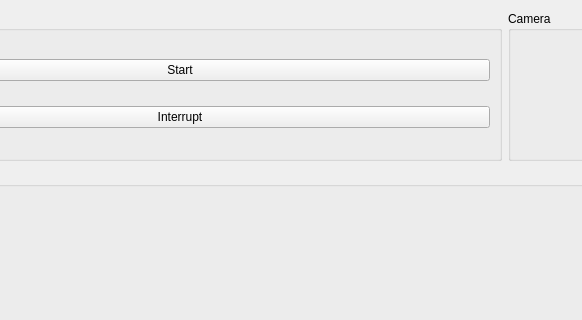
This is AntCamMS/ant_watch_plot.ui in fullerene12/AntCam as Qt 5 draws it before an edit; both pictures show x 406 to 988 and y 0 to 320 of the 1075 by 978 pixel window. The edited form follows.
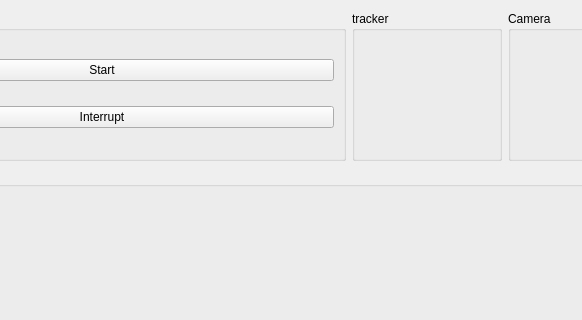
This is the edited form.

What changed in the file:
```diff
--- a/AntCamMS/ant_watch_plot.ui
+++ b/AntCamMS/ant_watch_plot.ui
@@ -20,7 +20,7 @@
    <string notr="true"/>
   </property>
   <layout class="QGridLayout" name="gridLayout_2" rowstretch="0,0,0">
-   <item row="0" column="2">
+   <item row="0" column="3">
     <widget class="QGroupBox" name="track_cam_groupBox">
      <property name="sizePolicy">
       <sizepolicy hsizetype="Fixed" vsizetype="Fixed">
@@ -55,7 +55,7 @@
      <layout class="QVBoxLayout" name="verticalLayout_2"/>
     </widget>
    </item>
-   <item row="1" column="1" rowspan="2" colspan="2">
+   <item row="1" column="1" rowspan="2" colspan="3">
     <widget class="QGroupBox" name="wide_cam_groupBox">
      <property name="sizePolicy">
       <sizepolicy hsizetype="Fixed" vsizetype="Fixed">
@@ -147,6 +147,41 @@
      </layout>
     </widget>
    </item>
+   <item row="0" column="2">
+    <widget class="QGroupBox" name="track_cam_groupBox_2">
+     <property name="sizePolicy">
+      <sizepolicy hsizetype="Fixed" vsizetype="Fixed">
+       <horstretch>0</horstretch>
+       <verstretch>0</verstretch>
+      </sizepolicy>
+     </property>
+     <property name="minimumSize">
+      <size>
+       <width>150</width>
+       <height>150</height>
+      </size>
+     </property>
+     <property name="maximumSize">
+      <size>
+       <width>150</width>
+       <height>150</height>
+      </size>
+     </property>
+     <property name="baseSize">
+      <size>
+       <width>0</width>
+       <height>0</height>
+      </size>
+     </property>
+     <property name="styleSheet">
+      <string notr="true"/>
+     </property>
+     <property name="title">
+      <string>tracker</string>
+     </property>
+     <layout class="QVBoxLayout" name="verticalLayout_4"/>
+    </widget>
+   </item>
   </layout>
  </widget>
  <resources/>
```
